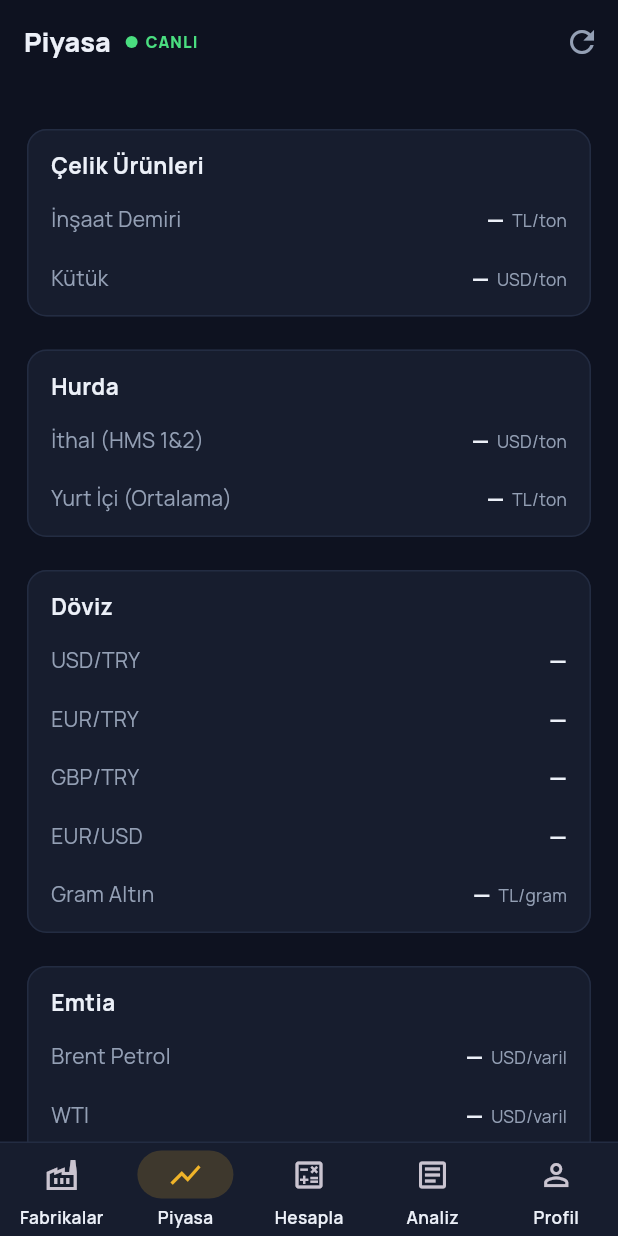
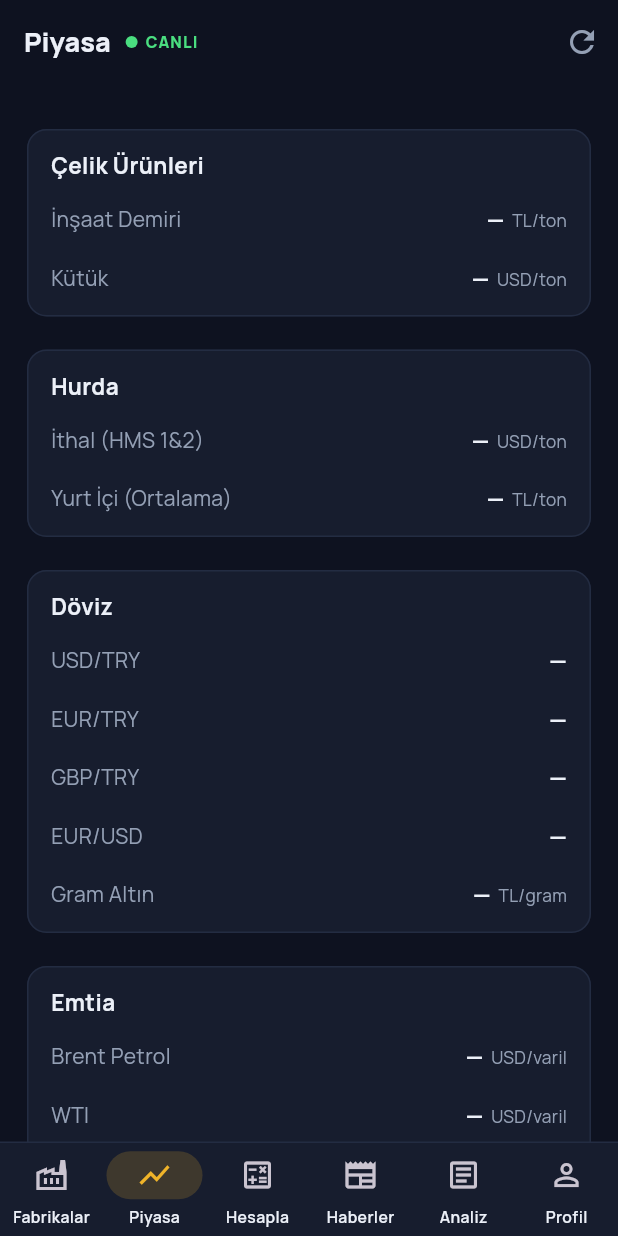
Before and after one commit to mkoc6330-oss/mtex-app, a Flutter app: the screen it shows after launch, item 2 of the bottom bar chosen, on a phone screen of 412 x 824 dp. Run offline on Flutter 3.47's test engine with Material 3 defaults, Android fonts, the phone set to English and light mode, and no system bars; our stand-ins replace firebase_core, firebase_messaging, fl_chart, flutter_html, flutter_local_notifications, google_fonts and 2 more; accounts and stored records are empty; network calls fail.

Commit message:
Haberler alt menuye kendi sekmesi olarak alindi, fiyat sayfasindan ayrildi
- Alt menu alti sekme: Fabrikalar, Piyasa, Hesapla, Haberler, Analiz,
  Profil. Sekme sirasi icin sabitler tanimlandi (magic number yok).
- Etiketler 10.5 punto + ellipsis; 320pt'de (en dar iPhone) tasmadan
  siginiyor, cihazda yazi buyutulurse kisaliyor.
- Fabrika fiyat sayfasindan haber bolumu tamamen cikarildi; SON DAKIKA
  seridi fiyat guncellemesi oldugu icin orada kaldi.
- NewsScreen hem sekme hem itilen sayfa olarak calisiyor (kok sekmede
  geri oku cikmaz).

Co-Authored-By: Claude Opus 5 <noreply@anthropic.com>

```diff
--- a/lib/main.dart
+++ b/lib/main.dart
@@ -18,10 +18,19 @@ import 'screens/home.dart';
 import 'screens/market.dart';
 import 'screens/calculator.dart';
 import 'screens/articles.dart';
+import 'screens/news.dart';
 import 'screens/profile.dart';
 
 final yerelBildirim = FlutterLocalNotificationsPlugin();
 final navigatorKey = GlobalKey<NavigatorState>();
+
+/// Alt menü sırası — bildirim ve kısayollar bu sabitleri kullanır
+const sekmeFabrikalar = 0;
+const sekmePiyasa = 1;
+const sekmeHesapla = 2;
+const sekmeHaberler = 3;
+const sekmeAnaliz = 4;
+const sekmeProfil = 5;
 
 /// Bildirimle istenen alt sekme (-1 = istek yok). Ana iskelet dinler.
 final sekmeIstegi = ValueNotifier<int>(-1);
@@ -38,7 +47,7 @@ void _bildirimYonlendir(Map<String, dynamic> data) {
     return;
   }
   if (tur == 'ithal_hurda') {
-    sekmeIstegi.value = 1; // Piyasa
+    sekmeIstegi.value = sekmePiyasa;
     return;
   }
 
@@ -281,6 +290,7 @@ class _AnaIskeletState extends State<AnaIskelet> {
     HomeScreen(),
     MarketScreen(),
     CalculatorScreen(),
+    NewsScreen(),
     ArticlesScreen(),
     ProfileScreen(),
   ];
@@ -333,7 +343,12 @@ class _AnaIskeletState extends State<AnaIskelet> {
               backgroundColor: MT.kart,
               indicatorColor: MT.turuncu.withValues(alpha: 0.18),
               labelTextStyle: WidgetStateProperty.all(
-                const TextStyle(fontSize: 11.5, fontWeight: FontWeight.w600),
+                // Alti sekme 320pt'ye (en dar iPhone) sigar; cihazda yazi
+                // buyutulurse etiket tasmak yerine kisalir.
+                const TextStyle(
+                    fontSize: 10.5,
+                    fontWeight: FontWeight.w600,
+                    overflow: TextOverflow.ellipsis),
               ),
             ),
             child: NavigationBar(
@@ -354,6 +369,10 @@ class _AnaIskeletState extends State<AnaIskelet> {
                     selectedIcon: Icon(Icons.calculate, color: MT.turuncu),
                     label: 'Hesapla'),
                 NavigationDestination(
+                    icon: Icon(Icons.newspaper_outlined),
+                    selectedIcon: Icon(Icons.newspaper, color: MT.turuncu),
+                    label: 'Haberler'),
+                NavigationDestination(
                     icon: Icon(Icons.article_outlined),
                     selectedIcon: Icon(Icons.article, color: MT.turuncu),
                     label: 'Analiz'),
```
Also changed, not shown: lib/screens/home.dart (+1 -73 lines), 1 other file.
